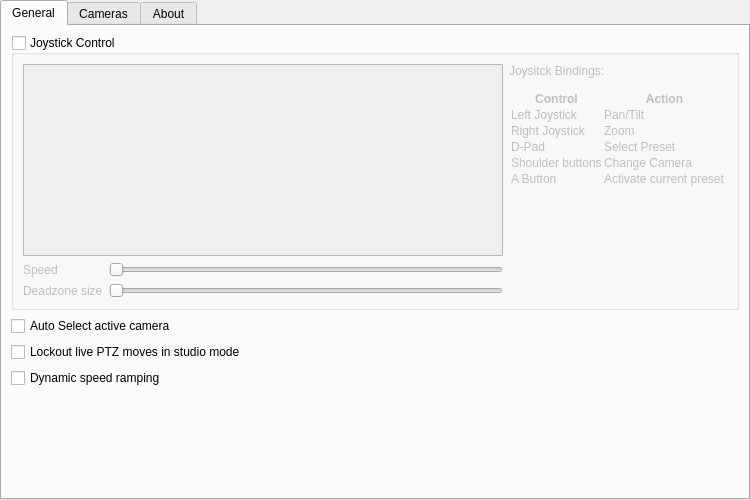
Before: the Qt Designer form src/settings.ui in glikely/obs-ptz, drawn with Qt 5.
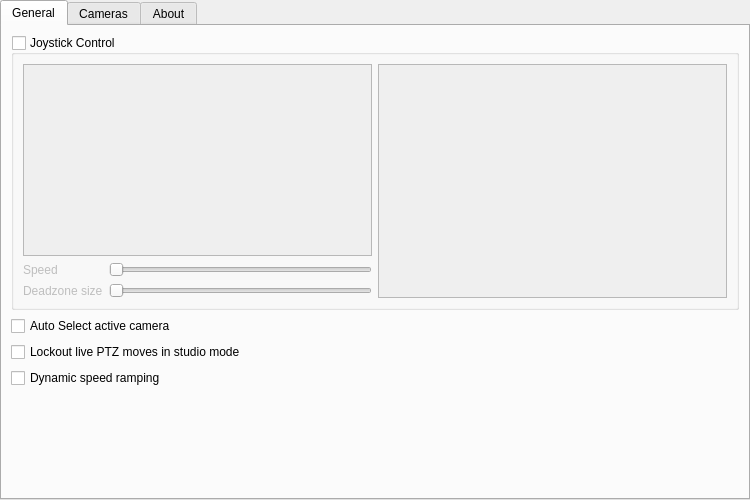
After: the same form once the commit is applied. Custom widgets are drawn as their Qt base class.

Commit message:
joystick: make joystick buttons and axes configurable
Add joystick axis and button mapping to the settings dialog. The mapping
enables a small number of initial actions that can be mapped as the user
likes, including pan/tilt/zoom for the axes, and selecting previous/next
camera or preset, and recalling presets for the buttons. More actions
will get added in the future.

Fixes: #139

```diff
--- a/src/settings.ui
+++ b/src/settings.ui
@@ -87,27 +87,25 @@
            </layout>
           </item>
           <item>
-           <widget class="QLabel" name="joystickBindingsLabel">
-            <property name="text">
-             <string>&lt;html&gt;&lt;head/&gt;&lt;body&gt;&lt;p&gt;Joysitck Bindings:&lt;/p&gt;
-&lt;p&gt;
-&lt;table&gt;
-&lt;tr&gt;&lt;th&gt;Control&lt;/th&gt;&lt;th&gt;Action&lt;/th&gt;&lt;/tr&gt;
-&lt;tr&gt;&lt;td&gt;Left Joystick&lt;/td&gt;&lt;td&gt;Pan/Tilt&lt;/td&gt;&lt;/tr&gt;
-&lt;tr&gt;&lt;td&gt;Right Joystick&lt;/td&gt;&lt;td&gt;Zoom&lt;/td&gt;&lt;/tr&gt;
-&lt;tr&gt;&lt;td&gt;D-Pad&lt;/td&gt;&lt;td&gt;Select Preset&lt;/td&gt;&lt;/tr&gt;
-&lt;tr&gt;&lt;td&gt;Shoulder buttons&lt;/td&gt;&lt;td&gt;Change Camera&lt;/td&gt;&lt;/tr&gt;
-&lt;tr&gt;&lt;td&gt;A Button&lt;/td&gt;&lt;td&gt;Activate current preset&lt;/td&gt;&lt;/tr&gt;
-&lt;/table&gt;
-&lt;/p&gt;
-&lt;/body&gt;&lt;/html&gt;</string>
-            </property>
-            <property name="alignment">
-             <set>Qt::AlignmentFlag::AlignLeading|Qt::AlignmentFlag::AlignLeft|Qt::AlignmentFlag::AlignTop</set>
-            </property>
-            <property name="wordWrap">
+           <widget class="QScrollArea" name="scrollArea">
+            <property name="widgetResizable">
              <bool>true</bool>
             </property>
+            <widget class="QWidget" name="scrollAreaWidgetContents_3">
+             <property name="geometry">
+              <rect>
+               <x>0</x>
+               <y>0</y>
+               <width>330</width>
+               <height>338</height>
+              </rect>
+             </property>
+             <layout class="QVBoxLayout" name="verticalLayout_4">
+              <item>
+               <layout class="QGridLayout" name="joystickMapGridLayout"/>
+              </item>
+             </layout>
+            </widget>
            </widget>
           </item>
          </layout>
```
Lines whose indentation alone changed are shown as unchanged. The commit also changes 2 other files.
